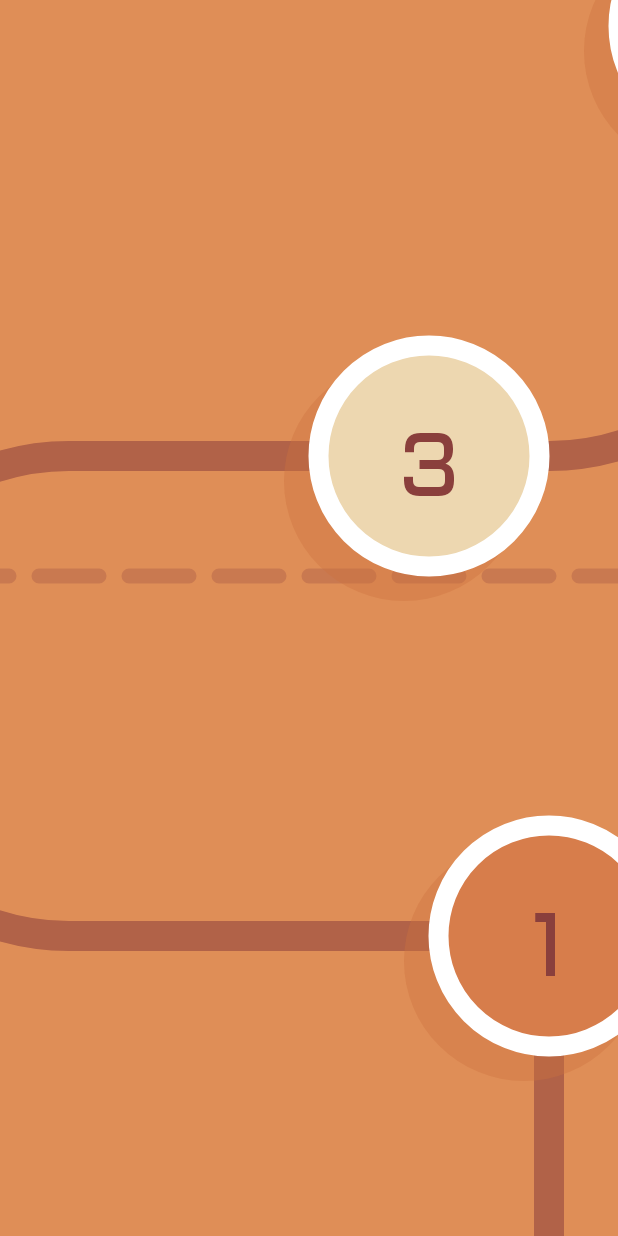
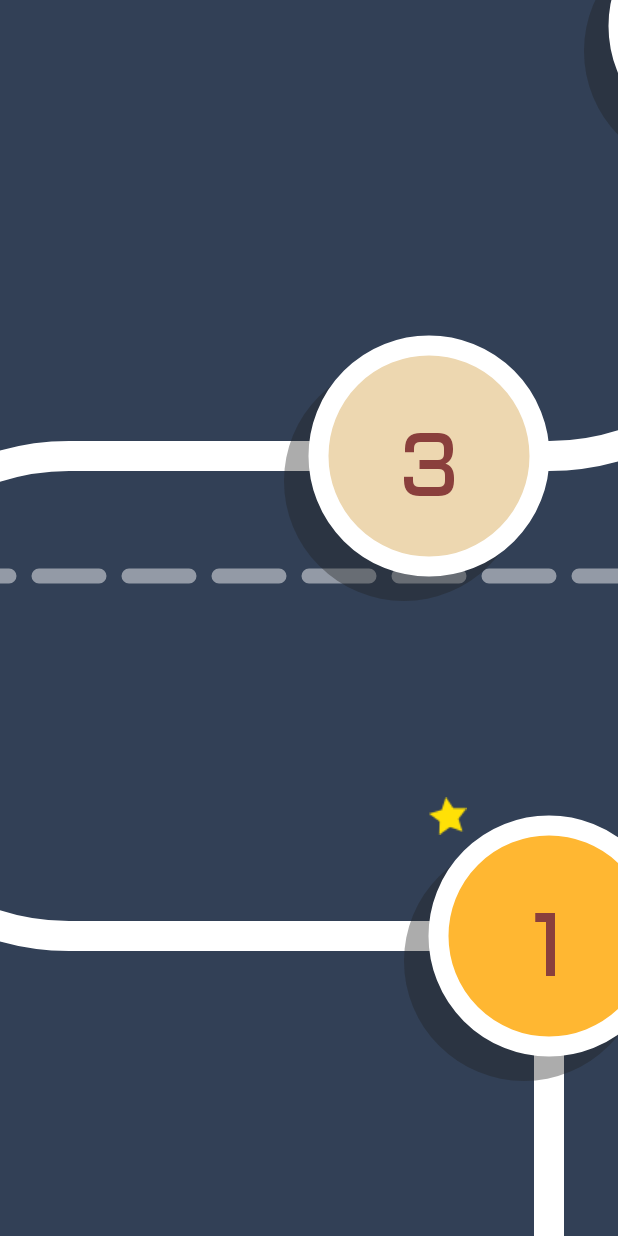
Before and after one commit to Ndersam/motif, an Android app: the screen it shows after launch (LevelSelectActivity), after a tap on "PLAY", on a phone screen of 412 x 824 dp. Run offline under Robolectric (Android 15) with nearby library versions, the phone set to English and light mode, and no system bars; pictures from the network do not load.

Commit message:
Update GameMap.
- Add star
- Change colors

```diff
--- a/app/src/main/java/com/nders/motif/views/GameMapView.java
+++ b/app/src/main/java/com/nders/motif/views/GameMapView.java
@@ -4,16 +4,19 @@ package com.nders.motif.views;
 import android.content.Context;
 import android.content.SharedPreferences;
 import android.graphics.Bitmap;
+import android.graphics.BitmapFactory;
 import android.graphics.Canvas;
 import android.graphics.Color;
 import android.graphics.DashPathEffect;
 import android.graphics.Paint;
 import android.graphics.Path;
+import android.graphics.Picture;
 import android.graphics.PorterDuff;
 import android.graphics.PorterDuffXfermode;
 import android.graphics.Rect;
 import android.graphics.RectF;
 import android.graphics.Typeface;
+import android.graphics.drawable.Drawable;
 import android.preference.PreferenceManager;
 import android.support.annotation.Nullable;
 import android.text.TextPaint;
@@ -24,6 +27,7 @@ import android.view.MotionEvent;
 import android.view.View;
 
 import com.nders.motif.Constants;
+import com.nders.motif.R;
 import com.nders.motif.entities.Circle;
 import com.nders.motif.levels.Level;
 
@@ -57,12 +61,12 @@ public class GameMapView extends View {
     private int mMapWidth = 1440;
 
     // COLORS
-    private final int BACKGROUND_COLOR = Color.parseColor("#DF8E57");
-    private final int PATH_COLOR = Color.parseColor("#B16248");
-    private final int SHADOW_COLOR = Color.parseColor("#CC703E");
+    private final int BACKGROUND_COLOR = Color.parseColor("#324056") ;//Color.parseColor("#DF8E57");
+    private final int PATH_COLOR = Color.WHITE;//Color.parseColor("#B16248");
+    private final int SHADOW_COLOR =  Color.parseColor("#202020") ;//Color.parseColor("#CC703E");
     private final int LOCKED_COLOR = Color.parseColor("#EDD7B0");
     private final int TEXT_COLOR = Color.parseColor("#8A3F3C"); //AC5F47
-    private final int UNLOCKED_COLOR = Color.parseColor("#D77D4B");
+    private final int UNLOCKED_COLOR = Color.parseColor("#ffb732") ;//Color.parseColor("#D77D4B");
 
     private static final String TAG = GameMapView.class.getSimpleName();
 
@@ -70,22 +74,14 @@ public class GameMapView extends View {
     *  EVENT
     */
     private List<Circle> mLocations = new ArrayList<>();
-    private List<Level> mGameLevels = new ArrayList<>();
-    private Level mLevelSelected = null;
     private int mScrollOffset = 0;
 
     Rect src;
     Rect dst;
 
-     /*
-    *   Game Level data
-     */
-     private int mHighestUnlockedLevel;
-
-
     /*
     *  LISTENER
-     */
+    */
     private GameListener mGameListener = null;
     private GestureDetector mGestureDetector;
 
@@ -278,7 +274,7 @@ public class GameMapView extends View {
 
         // level 1
         mLocations.add(new Circle(leftRect.left + RECT_WIDTH /2 + RECT_WIDTH, leftRect.bottom, RADIUS, level));
-        //mGameLevels.add(new Level(level, new Location(leftRect.left + RECT_WIDTH /2 + RECT_WIDTH, leftRect.bottom, RADIUS_SMALL)));
+
 
         // levels 2 - 22
         for(int i = 0; i < 7; i++){
@@ -293,13 +289,12 @@ public class GameMapView extends View {
 
             level++;
             mLocations.add(new Circle(leftRect.left + 50, leftRect.bottom - RECT_HEIGHT /2, RADIUS, level));
-            //mGameLevels.add(new Level(level, new Location(leftRect.left + 50, leftRect.bottom - RECT_HEIGHT /2, RADIUS_SMALL)));
+
             level++;
             mLocations.add(new Circle(leftRect.right + RECT_WIDTH /4, rightRect.bottom, RADIUS, level));
-            //mGameLevels.add(new Level(level, new Location(leftRect.right + RECT_WIDTH /4, rightRect.bottom, RADIUS_SMALL)));
+
             level++;
             mLocations.add(new Circle(rightRect.right - RECT_WIDTH /8, rightRect.top + 50, RADIUS, level));
-            //mGameLevels.add(new Level(level, new Location(rightRect.right - RECT_WIDTH /8, rightRect.top + 50, RADIUS_SMALL)));
 
             leftRect.offset(0, - RECT_HEIGHT *2);
             rightRect.offset(0, -RECT_HEIGHT *2);
@@ -367,7 +362,6 @@ public class GameMapView extends View {
         // draw circles
         level = 0;
         for(Circle location : mLocations){
-            //Location location = gameLevel.getLocation();
 
             mCanvas.drawCircle(location.centreX() - 25, location.centreY() + 25, RADIUS, mShadowPaint);
             mCanvas.drawCircle(location.centreX(), location.centreY(), RADIUS, mWhitePaint);
@@ -375,6 +369,16 @@ public class GameMapView extends View {
                 mCirclePaint.setColor(UNLOCKED_COLOR);
                 mCanvas.drawCircle(location.centreX(), location.centreY(), RADIUS - RING_WIDTH, mCirclePaint);
                 mCirclePaint.setColor(LOCKED_COLOR);
+
+                BitmapFactory.Options options = new BitmapFactory.Options();
+                options.inScaled = false;
+                options.inPreferredConfig = Bitmap.Config.ARGB_8888;
+
+                Bitmap bmp = BitmapFactory.decodeResource(getResources(), R.drawable.star, options);
+                float x = location.left();
+                float y = location.top() - bmp.getHeight()*.75f;
+                mCanvas.drawBitmap(bmp, location.left(), y, null);
+
             }else{
                 mCanvas.drawCircle(location.centreX(), location.centreY(), RADIUS - RING_WIDTH, mCirclePaint);
             }
@@ -382,7 +386,6 @@ public class GameMapView extends View {
             mCanvas.drawText(String.valueOf(++level), location.centreX(), location.centreY() + 40, mTextPaint);
         }
     }
-
 
     ////////////////////////////////////////////////////////////////////////////////////////////////
     //
--- a/build.gradle
+++ b/build.gradle
@@ -7,7 +7,7 @@ buildscript {
         jcenter()
     }
     dependencies {
-        classpath 'com.android.tools.build:gradle:3.0.1'
+        classpath 'com.android.tools.build:gradle:3.1.2'
 
 
         // NOTE: Do not place your application dependencies here; they belong
```
Also changed, not shown: app/src/main/java/com/nders/motif/data/LevelDatabaseHelper.java (+8 -8 lines), app/src/main/res/layout/fragment_about.xml (+18 -7 lines), app/src/main/res/values/strings.xml (+5 -13 lines), app/src/main/res/drawable/star.png, gradle/wrapper/gradle-wrapper.properties.
